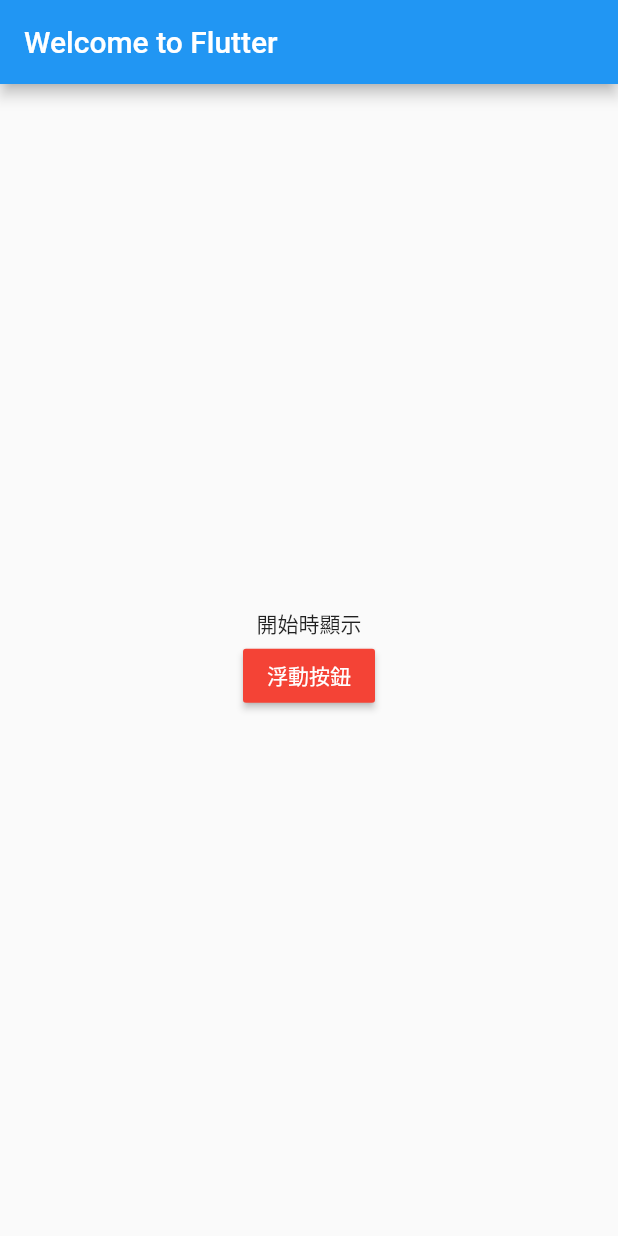
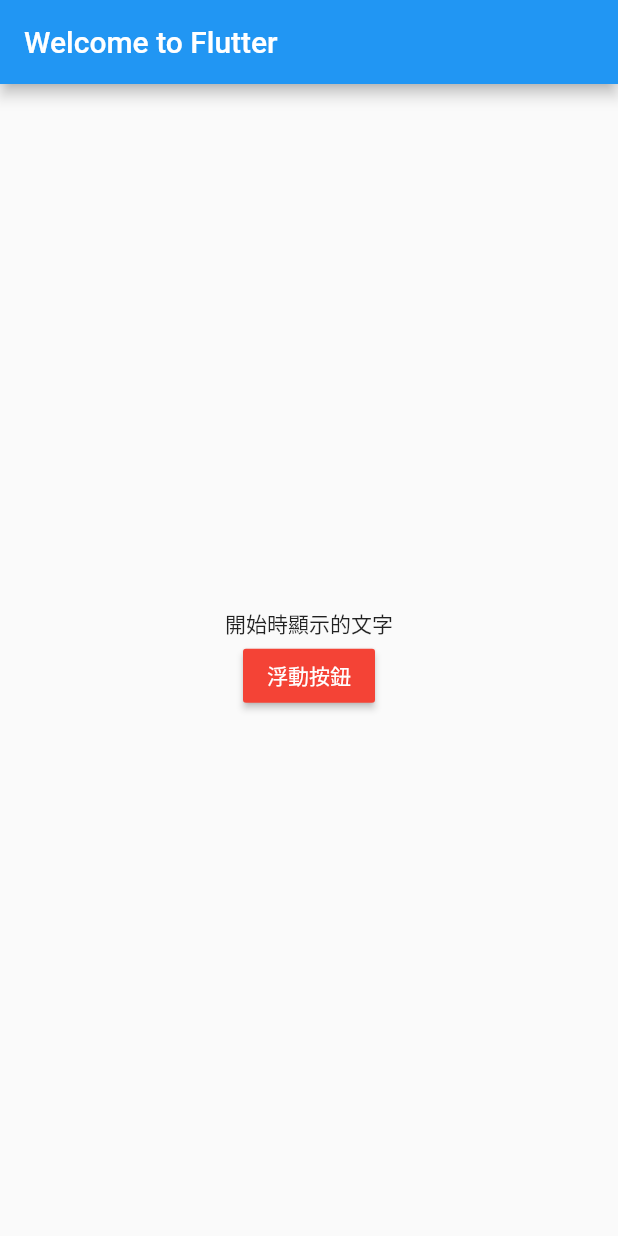
Before and after one commit to a1256438/rextestflutter, a Flutter app: the screen it shows after launch, on a phone screen of 412 x 824 dp. Run offline on Flutter 3.47's test engine with Material 2 defaults, Android fonts, the phone set to English and light mode, and no system bars.

Commit message:
修正文字

```diff
--- a/lib/main.dart
+++ b/lib/main.dart
@@ -45,7 +45,7 @@ class MyHomePage extends StatefulWidget {
 
 class _MyHomePageState extends State<MyHomePage> {
   int _counter = 0;
-  String _test="開始時顯示";
+  String _test="開始時顯示的文字";
   final TextEditingController _controller = TextEditingController();
    void _showDialog() {
     // flutter defined function
```
